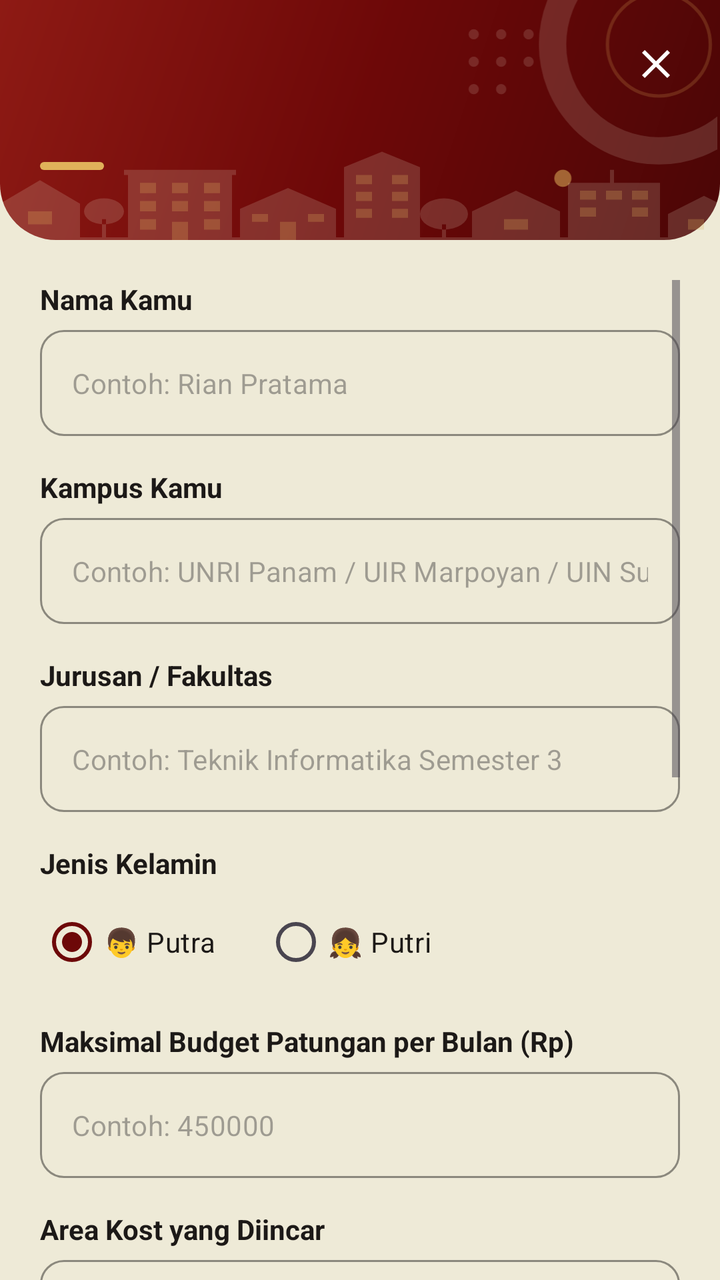
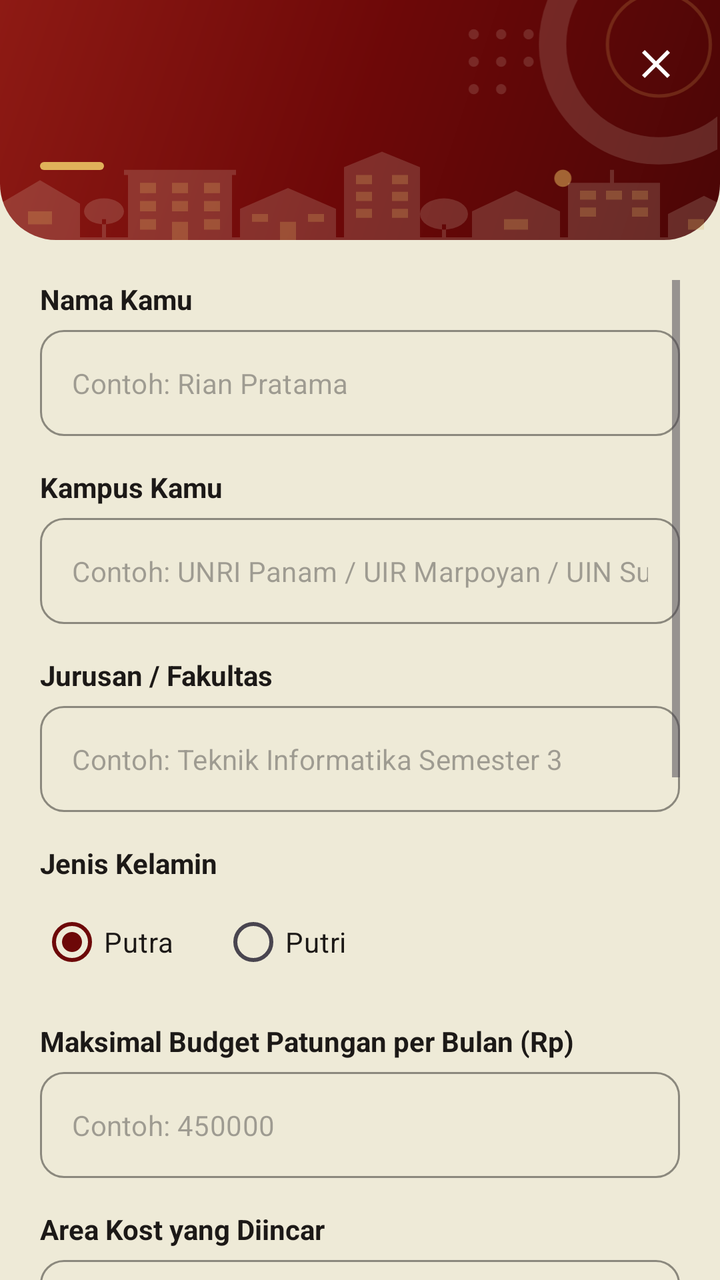

Two renders of the same Android screen: before a commit and after it. Below are the layout's source before the change and the commit's diff.
<!-- AndroidManifest.xml: application theme Theme.CariKostKita -->
<!-- res/layout/activity_add_roommate.xml -->
<?xml version="1.0" encoding="utf-8"?>
<LinearLayout
    xmlns:android="http://schemas.android.com/apk/res/android"
    xmlns:app="http://schemas.android.com/apk/res-auto"
    xmlns:tools="http://schemas.android.com/tools"
    android:layout_width="match_parent"
    android:layout_height="match_parent"
    android:background="@color/background"
    android:orientation="vertical">

    
    <FrameLayout
        android:layout_width="match_parent"
        android:layout_height="wrap_content">

        <include
            android:id="@+id/header_add_roommate"
            layout="@layout/view_page_header" />

        <ImageButton
            android:id="@+id/btn_add_roommate_back"
            android:layout_width="48dp"
            android:layout_height="48dp"
            android:layout_gravity="top|end"
            android:layout_margin="8dp"
            android:background="?attr/selectableItemBackgroundBorderless"
            android:contentDescription="Kembali"
            android:src="@drawable/ic_close"
            app:tint="@color/white" />
    </FrameLayout>

    <ScrollView
        android:layout_width="match_parent"
        android:layout_height="0dp"
        android:layout_weight="1"
        android:clipToPadding="false"
        android:padding="20dp">

        <LinearLayout
            android:layout_width="match_parent"
            android:layout_height="wrap_content"
            android:orientation="vertical">

            
            <TextView
                android:layout_width="wrap_content"
                android:layout_height="wrap_content"
                android:text="Nama Kamu"
                android:textColor="@color/text_primary"
                android:textSize="14sp"
                android:textStyle="bold" />

            <com.google.android.material.textfield.TextInputLayout
                style="@style/Widget.MaterialComponents.TextInputLayout.OutlinedBox"
                android:layout_width="match_parent"
                android:layout_height="wrap_content"
                android:layout_marginTop="6dp"
                app:boxCornerRadiusBottomEnd="12dp"
                app:boxCornerRadiusBottomStart="12dp"
                app:boxCornerRadiusTopEnd="12dp"
                app:boxCornerRadiusTopStart="12dp"
                app:boxStrokeColor="@color/primary"
                app:hintEnabled="false">

                <com.google.android.material.textfield.TextInputEditText
                    android:id="@+id/et_roommate_name"
                    android:layout_width="match_parent"
                    android:layout_height="wrap_content"
                    android:hint="Contoh: Rian Pratama"
                    android:inputType="textPersonName"
                    android:textSize="14sp" />
            </com.google.android.material.textfield.TextInputLayout>

            
            <TextView
                android:layout_width="wrap_content"
                android:layout_height="wrap_content"
                android:layout_marginTop="16dp"
                android:text="Kampus Kamu"
                android:textColor="@color/text_primary"
                android:textSize="14sp"
                android:textStyle="bold" />

            <com.google.android.material.textfield.TextInputLayout
                style="@style/Widget.MaterialComponents.TextInputLayout.OutlinedBox"
                android:layout_width="match_parent"
                android:layout_height="wrap_content"
                android:layout_marginTop="6dp"
                app:boxCornerRadiusBottomEnd="12dp"
                app:boxCornerRadiusBottomStart="12dp"
                app:boxCornerRadiusTopEnd="12dp"
                app:boxCornerRadiusTopStart="12dp"
                app:boxStrokeColor="@color/primary"
                app:hintEnabled="false">

                <com.google.android.material.textfield.TextInputEditText
                    android:id="@+id/et_roommate_campus"
                    android:layout_width="match_parent"
                    android:layout_height="wrap_content"
                    android:hint="Contoh: UNRI Panam / UIR Marpoyan / UIN Suska"
                    android:inputType="text"
                    android:textSize="14sp" />
            </com.google.android.material.textfield.TextInputLayout>

            
            <TextView
                android:layout_width="wrap_content"
                android:layout_height="wrap_content"
                android:layout_marginTop="16dp"
                android:text="Jurusan / Fakultas"
                android:textColor="@color/text_primary"
                android:textSize="14sp"
                android:textStyle="bold" />

            <com.google.android.material.textfield.TextInputLayout
                style="@style/Widget.MaterialComponents.TextInputLayout.OutlinedBox"
                android:layout_width="match_parent"
                android:layout_height="wrap_content"
                android:layout_marginTop="6dp"
                app:boxCornerRadiusBottomEnd="12dp"
                app:boxCornerRadiusBottomStart="12dp"
                app:boxCornerRadiusTopEnd="12dp"
                app:boxCornerRadiusTopStart="12dp"
                app:boxStrokeColor="@color/primary"
                app:hintEnabled="false">

                <com.google.android.material.textfield.TextInputEditText
                    android:id="@+id/et_roommate_faculty"
                    android:layout_width="match_parent"
                    android:layout_height="wrap_content"
                    android:hint="Contoh: Teknik Informatika Semester 3"
                    android:inputType="text"
                    android:textSize="14sp" />
            </com.google.android.material.textfield.TextInputLayout>

            
            <TextView
                android:layout_width="wrap_content"
                android:layout_height="wrap_content"
                android:layout_marginTop="16dp"
                android:text="Jenis Kelamin"
                android:textColor="@color/text_primary"
                android:textSize="14sp"
                android:textStyle="bold" />

            <RadioGroup
                android:id="@+id/rg_roommate_gender"
                android:layout_width="match_parent"
                android:layout_height="wrap_content"
                android:layout_marginTop="6dp"
                android:orientation="horizontal">

                <RadioButton
                    android:id="@+id/rb_gender_putra"
                    android:layout_width="wrap_content"
                    android:layout_height="wrap_content"
                    android:checked="true"
                    android:text="👦 Putra"
                    android:textColor="@color/text_primary" />

                <RadioButton
                    android:id="@+id/rb_gender_putri"
                    android:layout_width="wrap_content"
                    android:layout_height="wrap_content"
                    android:layout_marginStart="24dp"
                    android:text="👧 Putri"
                    android:textColor="@color/text_primary" />
            </RadioGroup>

            
            <TextView
                android:layout_width="wrap_content"
                android:layout_height="wrap_content"
                android:layout_marginTop="16dp"
                android:text="Maksimal Budget Patungan per Bulan (Rp)"
                android:textColor="@color/text_primary"
                android:textSize="14sp"
                android:textStyle="bold" />

            <com.google.android.material.textfield.TextInputLayout
                style="@style/Widget.MaterialComponents.TextInputLayout.OutlinedBox"
                android:layout_width="match_parent"
                android:layout_height="wrap_content"
                android:layout_marginTop="6dp"
                app:boxCornerRadiusBottomEnd="12dp"
                app:boxCornerRadiusBottomStart="12dp"
                app:boxCornerRadiusTopEnd="12dp"
                app:boxCornerRadiusTopStart="12dp"
                app:boxStrokeColor="@color/primary"
                app:hintEnabled="false"
                app:prefixText="Rp ">

                <com.google.android.material.textfield.TextInputEditText
                    android:id="@+id/et_roommate_budget"
                    android:layout_width="match_parent"
                    android:layout_height="wrap_content"
                    android:hint="Contoh: 450000"
                    android:inputType="number"
                    android:textSize="14sp" />
            </com.google.android.material.textfield.TextInputLayout>

            
            <TextView
                android:layout_width="wrap_content"
                android:layout_height="wrap_content"
                android:layout_marginTop="16dp"
                android:text="Area Kost yang Diincar"
                android:textColor="@color/text_primary"
                android:textSize="14sp"
                android:textStyle="bold" />

            <com.google.android.material.textfield.TextInputLayout
                style="@style/Widget.MaterialComponents.TextInputLayout.OutlinedBox"
                android:layout_width="match_parent"
                android:layout_height="wrap_content"
                android:layout_marginTop="6dp"
                app:boxCornerRadiusBottomEnd="12dp"
                app:boxCornerRadiusBottomStart="12dp"
                app:boxCornerRadiusTopEnd="12dp"
                app:boxCornerRadiusTopStart="12dp"
                app:boxStrokeColor="@color/primary"
                app:hintEnabled="false">

                <com.google.android.material.textfield.TextInputEditText
                    android:id="@+id/et_roommate_area"
                    android:layout_width="match_parent"
                    android:layout_height="wrap_content"
                    android:hint="Contoh: Jl. Binawidya dekat gerbang UNRI"
                    android:inputType="text"
                    android:textSize="14sp" />
            </com.google.android.material.textfield.TextInputLayout>

            
            <TextView
                android:layout_width="wrap_content"
                android:layout_height="wrap_content"
                android:layout_marginTop="16dp"
                android:text="Fasilitas Kamar yang Diinginkan"
                android:textColor="@color/text_primary"
                android:textSize="14sp"
                android:textStyle="bold" />

            <com.google.android.material.textfield.TextInputLayout
                style="@style/Widget.MaterialComponents.TextInputLayout.OutlinedBox"
                android:layout_width="match_parent"
                android:layout_height="wrap_content"
                android:layout_marginTop="6dp"
                app:boxCornerRadiusBottomEnd="12dp"
                app:boxCornerRadiusBottomStart="12dp"
                app:boxCornerRadiusTopEnd="12dp"
                app:boxCornerRadiusTopStart="12dp"
                app:boxStrokeColor="@color/primary"
                app:hintEnabled="false">

                <com.google.android.material.textfield.TextInputEditText
                    android:id="@+id/et_roommate_room_spec"
                    android:layout_width="match_parent"
                    android:layout_height="wrap_content"
                    android:hint="Contoh: Kamar Mandi Dalam &amp; Wi-Fi"
                    android:inputType="text"
                    android:textSize="14sp" />
            </com.google.android.material.textfield.TextInputLayout>

            
            <TextView
                android:layout_width="wrap_content"
                android:layout_height="wrap_content"
                android:layout_marginTop="16dp"
                android:text="Kriteria Teman Sekamar &amp; Kebiasaan"
                android:textColor="@color/text_primary"
                android:textSize="14sp"
                android:textStyle="bold" />

            <com.google.android.material.textfield.TextInputLayout
                style="@style/Widget.MaterialComponents.TextInputLayout.OutlinedBox"
                android:layout_width="match_parent"
                android:layout_height="wrap_content"
                android:layout_marginTop="6dp"
                app:boxCornerRadiusBottomEnd="12dp"
                app:boxCornerRadiusBottomStart="12dp"
                app:boxCornerRadiusTopEnd="12dp"
                app:boxCornerRadiusTopStart="12dp"
                app:boxStrokeColor="@color/primary"
                app:hintEnabled="false">

                <com.google.android.material.textfield.TextInputEditText
                    android:id="@+id/et_roommate_desc"
                    android:layout_width="match_parent"
                    android:layout_height="wrap_content"
                    android:gravity="top|start"
                    android:hint="Jelaskan kebiasaan kamu, kriteria teman sekamar yang dicari (misal: saling jaga kebersihan, tidak merokok, saling menghargai jam tidur)."
                    android:inputType="textMultiLine"
                    android:lines="4"
                    android:textSize="14sp" />
            </com.google.android.material.textfield.TextInputLayout>

            
            <TextView
                android:layout_width="wrap_content"
                android:layout_height="wrap_content"
                android:layout_marginTop="16dp"
                android:text="Nomor WhatsApp untuk Dihubungi"
                android:textColor="@color/text_primary"
                android:textSize="14sp"
                android:textStyle="bold" />

            <com.google.android.material.textfield.TextInputLayout
                style="@style/Widget.MaterialComponents.TextInputLayout.OutlinedBox"
                android:layout_width="match_parent"
                android:layout_height="wrap_content"
                android:layout_marginTop="6dp"
                app:boxCornerRadiusBottomEnd="12dp"
                app:boxCornerRadiusBottomStart="12dp"
                app:boxCornerRadiusTopEnd="12dp"
                app:boxCornerRadiusTopStart="12dp"
                app:boxStrokeColor="@color/primary"
                app:hintEnabled="false">

                <com.google.android.material.textfield.TextInputEditText
                    android:id="@+id/et_roommate_wa"
                    android:layout_width="match_parent"
                    android:layout_height="wrap_content"
                    android:hint="Contoh: 081234567890"
                    android:inputType="phone"
                    android:textSize="14sp" />
            </com.google.android.material.textfield.TextInputLayout>

            
            <com.google.android.material.button.MaterialButton
                android:id="@+id/btn_submit_roommate"
                android:layout_width="match_parent"
                android:layout_height="50dp"
                android:layout_marginTop="28dp"
                android:layout_marginBottom="32dp"
                android:backgroundTint="@color/primary"
                android:text="Terbitkan Iklan Sekarang"
                android:textColor="@color/white"
                android:textSize="15sp"
                android:textStyle="bold"
                app:cornerRadius="25dp" />
        </LinearLayout>
    </ScrollView>
</LinearLayout>
<!-- res/layout/view_page_header.xml (included above) -->
<?xml version="1.0" encoding="utf-8"?>
<FrameLayout xmlns:android="http://schemas.android.com/apk/res/android"
    android:id="@+id/page_header_root"
    android:layout_width="match_parent"
    android:layout_height="wrap_content"
    android:background="@drawable/bg_header_curved">

    <ImageView
        android:layout_width="140dp"
        android:layout_height="120dp"
        android:layout_gravity="top|end"
        android:importantForAccessibility="no"
        android:src="@drawable/il_header_ornament" />

    <ImageView
        android:layout_width="match_parent"
        android:layout_height="52dp"
        android:layout_gravity="bottom"
        android:importantForAccessibility="no"
        android:scaleType="fitXY"
        android:src="@drawable/il_header_skyline" />

    <LinearLayout
        android:layout_width="match_parent"
        android:layout_height="wrap_content"
        android:orientation="vertical"
        android:paddingHorizontal="20dp"
        android:paddingTop="22dp"
        android:paddingBottom="34dp">

        <TextView
            android:id="@+id/tv_page_header_title"
            android:layout_width="wrap_content"
            android:layout_height="wrap_content"
            android:accessibilityHeading="true"
            android:textColor="@color/white"
            android:textSize="22sp"
            android:textStyle="bold" />

        <TextView
            android:id="@+id/tv_page_header_subtitle"
            android:layout_width="wrap_content"
            android:layout_height="wrap_content"
            android:layout_marginTop="2dp"
            android:textColor="#E6FFFFFF"
            android:textSize="13sp" />

        <View
            android:layout_width="32dp"
            android:layout_height="4dp"
            android:layout_marginTop="10dp"
            android:background="@drawable/bg_headline_accent" />
    </LinearLayout>
</FrameLayout>
<!-- resources referenced by this layout -->
<resources>
  <color name="background">#EEEAD7</color>
  <color name="primary">#6D0808</color>
  <color name="text_primary">#1C1917</color>
  <color name="white">#FFFFFF</color>
  <!-- drawable bg_header_curved (drawable) -->
  <?xml version="1.0" encoding="utf-8"?>
  <shape xmlns:android="http://schemas.android.com/apk/res/android"
      android:shape="rectangle">
      <gradient
          android:angle="315"
          android:startColor="@color/header_primary_start"
          android:centerColor="@color/header_primary_mid"
          android:endColor="@color/header_primary_end" />
      <corners
          android:bottomLeftRadius="28dp"
          android:bottomRightRadius="28dp" />
  </shape>
  <!-- drawable bg_headline_accent (drawable) -->
  <?xml version="1.0" encoding="utf-8"?>
  <shape xmlns:android="http://schemas.android.com/apk/res/android"
      android:shape="rectangle">
      <solid android:color="@color/accent_gold" />
      <corners android:radius="2dp" />
  </shape>
  <!-- drawable ic_close (drawable) -->
  <vector xmlns:android="http://schemas.android.com/apk/res/android"
      android:width="24dp"
      android:height="24dp"
      android:viewportWidth="24"
      android:viewportHeight="24">
      <path
          android:fillColor="@color/text_primary"
          android:pathData="M19,6.41L17.59,5 12,10.59 6.41,5 5,6.41 10.59,12 5,17.59 6.41,19 12,13.41 17.59,19 19,17.59 13.41,12z"/>
  </vector>
  <style name="Theme.CariKostKita" parent="Theme.Material3.DayNight.NoActionBar">
          
          <item name="colorPrimary">@color/primary</item>
          <item name="colorPrimaryDark">@color/primary_dark</item>
          <item name="colorOnPrimary">@color/on_primary</item>
          <item name="colorPrimaryContainer">@color/primary_soft</item>
          <item name="colorOnPrimaryContainer">@color/primary</item>
  
          
          <item name="android:windowBackground">@color/background</item>
          <item name="colorSurface">@color/surface</item>
          <item name="colorOnSurface">@color/text_primary</item>
          <item name="colorOutline">@color/border</item>
  
          
          <item name="android:statusBarColor">@color/primary_dark</item>
          <item name="android:windowLightStatusBar">false</item>
          <item name="android:navigationBarColor">@color/background</item>
          <item name="android:windowLightNavigationBar" tools:targetApi="o_mr1">true</item>
      </style>
  <color name="header_primary_start">#8E1A14</color>
  <color name="header_primary_mid">#6D0808</color>
  <color name="header_primary_end">#4B0606</color>
  <color name="accent_gold">#E0B15A</color>
  <color name="header_ornament">#26EEEAD7</color>
  <color name="accent_gold_soft">#33E0B15A</color>
  <color name="primary_dark">#620808</color>
  <color name="on_primary">#EEEAD7</color>
  <color name="primary_soft">#F4EFE0</color>
  <color name="surface">#FFFFFF</color>
  <color name="border">#D8D2BC</color>
  <!-- unchanged entries left out for length: 2 -->
</resources>

<!-- the commit's change to res/layout/activity_add_roommate.xml (unified diff, before → after) -->
@@ -155,7 +155,7 @@
                     android:layout_width="wrap_content"
                     android:layout_height="wrap_content"
                     android:checked="true"
-                    android:text="👦 Putra"
+                    android:text="Putra"
                     android:textColor="@color/text_primary" />
 
                 <RadioButton
@@ -163,7 +163,7 @@
                     android:layout_width="wrap_content"
                     android:layout_height="wrap_content"
                     android:layout_marginStart="24dp"
-                    android:text="👧 Putri"
+                    android:text="Putri"
                     android:textColor="@color/text_primary" />
             </RadioGroup>
 
